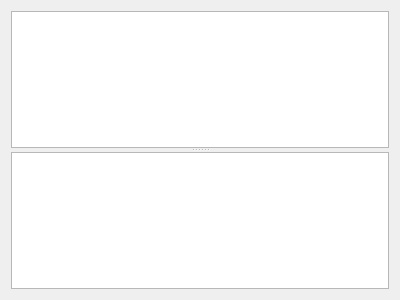
Above: kate/plugins/snippets_tng/snippet_selector.ui from KDE/kate before the change. Below: the same form after it.
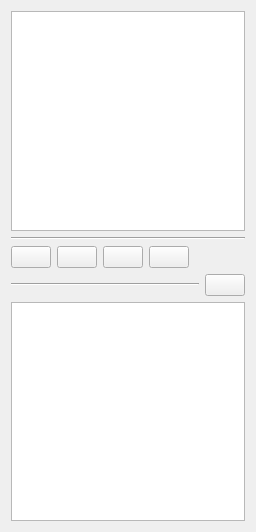
That is the form after the change. Custom widgets are drawn as their Qt base class.

Commit message: grr, git-svn and binary files :-( *) some additions to the snippet selector and the fix needed for working plugin merging again *) the repository list now shows U,S or a the GHNS icon to show the type of the file "user","system","ghns" *) A plugin can now open the settings applications settins dialog and request one of it's own pages to be shown *)     basic, hackish icons, taken from kdelibs     new management buttons in the selector. They don't do anything yet.     Button for hiding the snippet content in the sidebar.

```diff
--- a/kate/plugins/snippets_tng/snippet_selector.ui
+++ b/kate/plugins/snippets_tng/snippet_selector.ui
@@ -6,22 +6,107 @@
    <rect>
     <x>0</x>
     <y>0</y>
-    <width>400</width>
-    <height>300</height>
+    <width>256</width>
+    <height>532</height>
    </rect>
   </property>
-  <layout class="QHBoxLayout" name="horizontalLayout">
+  <layout class="QVBoxLayout" name="verticalLayout">
    <item>
-    <widget class="QSplitter" name="splitter">
+    <widget class="QTreeView" name="treeView"/>
+   </item>
+   <item>
+    <widget class="Line" name="line">
      <property name="orientation">
-      <enum>Qt::Vertical</enum>
+      <enum>Qt::Horizontal</enum>
      </property>
-     <widget class="QTreeView" name="treeView"/>
-     <widget class="QPlainTextEdit" name="plainTextEdit"/>
     </widget>
    </item>
+   <item>
+    <layout class="QHBoxLayout" name="horizontalLayout_2">
+     <item>
+      <widget class="KPushButton" name="newRepoButton">
+       <property name="text">
+        <string/>
+       </property>
+      </widget>
+     </item>
+     <item>
+      <widget class="KPushButton" name="showRepoManagerButton">
+       <property name="text">
+        <string/>
+       </property>
+      </widget>
+     </item>
+     <item>
+      <widget class="KPushButton" name="addSnippetToButton">
+       <property name="text">
+        <string/>
+       </property>
+      </widget>
+     </item>
+     <item>
+      <widget class="KPushButton" name="editSnippet">
+       <property name="text">
+        <string/>
+       </property>
+      </widget>
+     </item>
+     <item>
+      <spacer name="horizontalSpacer">
+       <property name="orientation">
+        <enum>Qt::Horizontal</enum>
+       </property>
+       <property name="sizeHint" stdset="0">
+        <size>
+         <width>40</width>
+         <height>20</height>
+        </size>
+       </property>
+      </spacer>
+     </item>
+    </layout>
+   </item>
+   <item>
+    <layout class="QHBoxLayout" name="horizontalLayout">
+     <item>
+      <widget class="Line" name="line_2">
+       <property name="orientation">
+        <enum>Qt::Horizontal</enum>
+       </property>
+      </widget>
+     </item>
+     <item>
+      <widget class="KArrowButton" name="hideShowBtn">
+       <property name="sizePolicy">
+        <sizepolicy hsizetype="Fixed" vsizetype="Fixed">
+         <horstretch>0</horstretch>
+         <verstretch>0</verstretch>
+        </sizepolicy>
+       </property>
+       <property name="arrowType" stdset="0">
+        <number>2</number>
+       </property>
+      </widget>
+     </item>
+    </layout>
+   </item>
+   <item>
+    <widget class="QPlainTextEdit" name="plainTextEdit"/>
+   </item>
   </layout>
  </widget>
+ <customwidgets>
+  <customwidget>
+   <class>KArrowButton</class>
+   <extends>QPushButton</extends>
+   <header>karrowbutton.h</header>
+  </customwidget>
+  <customwidget>
+   <class>KPushButton</class>
+   <extends>QPushButton</extends>
+   <header>kpushbutton.h</header>
+  </customwidget>
+ </customwidgets>
  <resources/>
  <connections/>
 </ui>
```
The commit also changes 21 other files.
